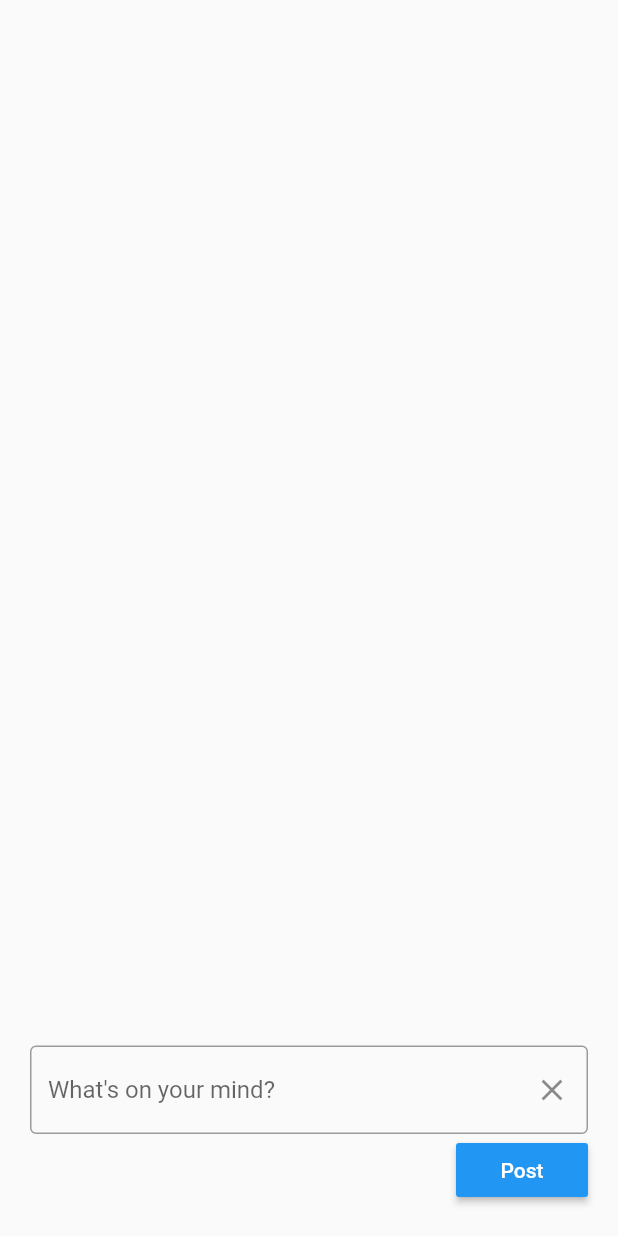
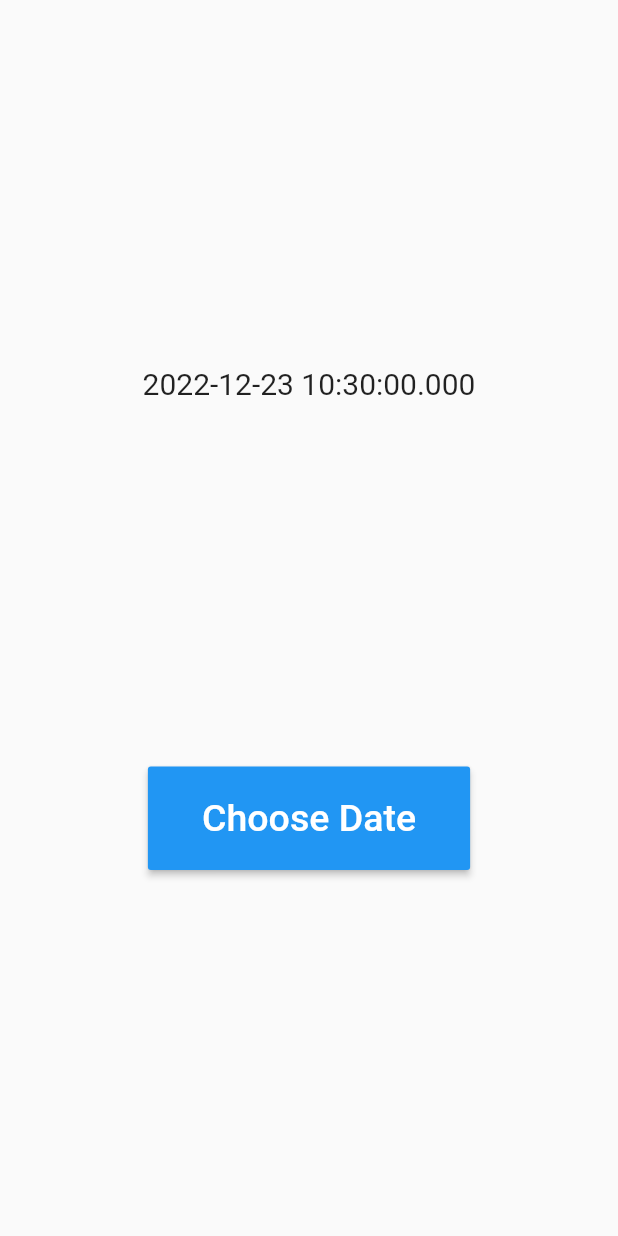
Before and after one commit to enisodesen/examples, a Flutter app: the screen it shows after launch, on a phone screen of 412 x 824 dp. Run offline on Flutter 3.47's test engine with Material 2 defaults, Android fonts, the phone set to English and light mode, and no system bars; our stand-ins replace liquid_pull_to_refresh.

Commit message:
New Examples

```diff
--- /dev/null
+++ b/lib/examples/date_picker.dart
@@ -0,0 +1,53 @@
+import 'package:flutter/material.dart';
+
+class DatePickDemo extends StatefulWidget {
+  const DatePickDemo({super.key});
+
+  @override
+  State<DatePickDemo> createState() => _DatePickDemoState();
+}
+
+class _DatePickDemoState extends State<DatePickDemo> {
+  late DateTime _dateTime = DateTime.now();
+
+  void _showDaterPicker() {
+    showDatePicker(
+            context: context,
+            initialDate: DateTime.now(),
+            firstDate: DateTime(2000),
+            lastDate: DateTime(2030))
+        .then((value) {
+      setState(() {
+        _dateTime = value!;
+      });
+    });
+  }
+
+  @override
+  Widget build(BuildContext context) {
+    return Scaffold(
+      body: Center(
+          child: Column(
+        crossAxisAlignment: CrossAxisAlignment.center,
+        mainAxisAlignment: MainAxisAlignment.spaceEvenly,
+        children: [
+          Text(
+            _dateTime.toString(),
+            style: const TextStyle(fontSize: 20),
+          ),
+          MaterialButton(
+            color: Colors.blue,
+            onPressed: _showDaterPicker,
+            child: const Padding(
+              padding: EdgeInsets.all(20),
+              child: Text(
+                'Choose Date',
+                style: TextStyle(color: Colors.white, fontSize: 25),
+              ),
+            ),
+          ),
+        ],
+      )),
+    );
+  }
+}
--- a/lib/examples/user_input_from_keyword.dart
+++ b/lib/examples/user_input_from_keyword.dart
@@ -1,3 +1,5 @@
+// ignore_for_file: avoid_unnecessary_containers
+
 import 'package:flutter/material.dart';
 
 class UserInput extends StatefulWidget {
--- a/lib/main.dart
+++ b/lib/main.dart
@@ -1,6 +1,6 @@
 import 'package:flutter/material.dart';
 
-import 'examples/user_input_from_keyword.dart';
+import 'examples/date_picker.dart';
 
 void main() {
   runApp(const MyApp());
@@ -15,9 +15,9 @@ class MyApp extends StatelessWidget {
       title: 'Flutter Demo',
       debugShowCheckedModeBanner: false,
       theme: ThemeData(
-        primarySwatch: Colors.blue,
+        primarySwatch: Colors.deepPurple,
       ),
-      home: const UserInput(),
+      home: const DatePickDemo(),
     );
   }
 }
```
Also changed, not shown: lib/examples/gesture_detector.dart (added, +65 -0 lines), lib/examples/play_pause_animated_icon.dart (added, +53 -0 lines), lib/examples/simple_slider.dart (added, +39 -0 lines).
